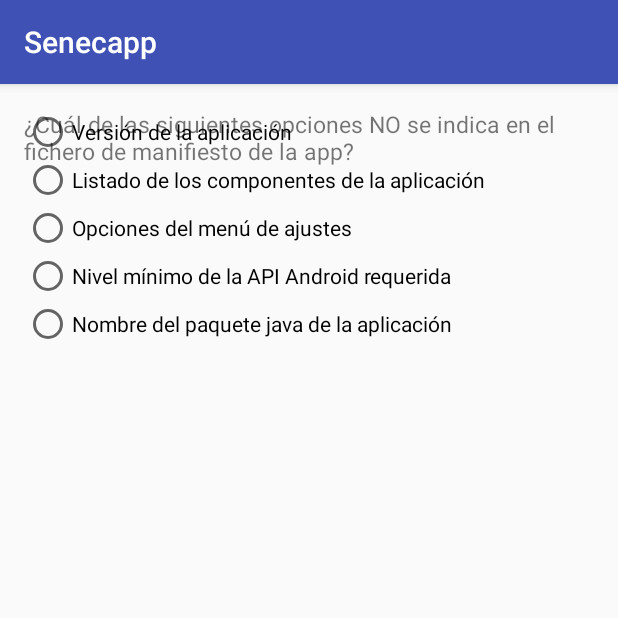
After one commit to jivalle001/SENECAPP, an Android app: the Juego2Activity screen opened directly, with no data from a screen before it, on a phone screen of 412 x 824 dp, the top half of it. The commit adds this screen. Run offline under Robolectric (Android 15) with nearby library versions, the phone set to English and light mode, and no system bars.

Commit message:
Juego 1, juego 2 y expresiones empezadas.

```diff
--- a/senecapp/app/src/main/AndroidManifest.xml
+++ b/senecapp/app/src/main/AndroidManifest.xml
@@ -32,7 +32,9 @@
         <activity android:name=".ExpresionesActivity" />
         <activity android:name=".MapasActivity" />
         <activity android:name=".AjustesActivity" />
-        <activity android:name=".Juego1Activity"></activity>
+        <activity android:name=".Juego1Activity" />
+        <activity android:name=".Juego2Activity" />
+        <activity android:name=".Expresiones1Activity"></activity>
     </application>
 
 </manifest>
--- a/senecapp/app/src/main/java/tta/intel/eus/senecapp/ActividadesActivity.java
+++ b/senecapp/app/src/main/java/tta/intel/eus/senecapp/ActividadesActivity.java
@@ -17,4 +17,9 @@ public class ActividadesActivity extends AppCompatActivity {
         Intent intent = new Intent(this,Juego1Activity.class);
         startActivity(intent);
     }
+
+    public void juego2(View view){
+        Intent intent = new Intent(this,Juego2Activity.class);
+        startActivity(intent);
+    }
 }
--- /dev/null
+++ b/senecapp/app/src/main/java/tta/intel/eus/senecapp/Juego2Activity.java
@@ -0,0 +1,69 @@
+package tta.intel.eus.senecapp;
+
+import android.graphics.Color;
+import android.support.v7.app.AppCompatActivity;
+import android.os.Bundle;
+import android.view.View;
+import android.view.ViewGroup;
+import android.widget.RadioButton;
+import android.widget.RadioGroup;
+import android.widget.TextView;
+import android.widget.Toast;
+
+public class Juego2Activity extends AppCompatActivity {
+
+    String question = "¿Cuál de las siguientes opciones NO se indica en el fichero de manifiesto de la app?";
+    String[] answers = {"Versión de la aplicación","Listado de los componentes de la aplicación","Opciones del menú de ajustes","Nivel mínimo de la API Android requerida","Nombre del paquete java de la aplicación"};
+    boolean[] corrects = {false,false,true,false,false};
+    String[] advise = {"https://www.google.es/","<html><body>The manifest describes the <b>components of the application</b>: " +
+            "the activities, services, broadcast receivers, and content providers that...",null,"http://u017633.ehu.eus:28080/static/ServidorTta/AndroidManifest.mp4","http://u017633.ehu.eus:28080/static/ServidorTta/AndroidManifest.mp4"};
+    String[] adviseType = {"text/html","text/html",null,"video/mp4","audio/mp4"};
+    int selected;
+
+    @Override
+    protected void onCreate(Bundle savedInstanceState) {
+        super.onCreate(savedInstanceState);
+        setContentView(R.layout.activity_juego2);
+
+        RadioGroup group = (RadioGroup)findViewById(R.id.test_choices);
+        TextView test_text = (TextView)findViewById(R.id.test_text);
+        test_text.setText(question);
+        for(int i=0;i<answers.length;i++) {
+            RadioButton rb = new RadioButton(this);
+            group.addView(rb);
+            rb.setText(answers[i]);
+            rb.setOnClickListener(new View.OnClickListener() {
+                @Override
+                public void onClick(View v) {
+                    findViewById(R.id.button_send_test).setVisibility(View.VISIBLE);
+                }
+            });
+        }
+    }
+    public void send (View view) {
+        int correct=0;
+        RadioGroup group = (RadioGroup)findViewById(R.id.test_choices);
+        int choices = group.getChildCount();
+        for(int i=0;i<choices;i++)
+            group.getChildAt(i).setEnabled(false);
+
+        for(int i=0;i<corrects.length;i++) {
+            if(corrects[i]==true)
+                correct=i;
+        }
+
+        ViewGroup layout = (ViewGroup)findViewById(R.id.test_layout);
+        layout.removeView(findViewById(R.id.button_send_test));
+
+        group.getChildAt(correct).setBackgroundColor(Color.GREEN);
+
+        selected = group.indexOfChild(group.findViewById(group.getCheckedRadioButtonId()));
+        if(selected!=correct) {
+            group.getChildAt(selected).setBackgroundColor(Color.RED);
+            Toast.makeText(getApplicationContext(),"¡Has fallado!",Toast.LENGTH_SHORT).show();
+        }
+        else
+            Toast.makeText(getApplicationContext(),"¡Correcto!",Toast.LENGTH_SHORT).show();
+    }
+
+}
--- a/senecapp/app/src/main/res/layout/activity_expresiones.xml
+++ b/senecapp/app/src/main/res/layout/activity_expresiones.xml
@@ -18,7 +18,8 @@
         android:layout_alignParentRight="true"
         android:layout_alignParentEnd="true"
         android:layout_alignParentLeft="true"
-        android:layout_alignParentStart="true" />
+        android:layout_alignParentStart="true"
+        android:onClick="expresiones1"/>
 
     <Button
         android:layout_width="wrap_content"
--- /dev/null
+++ b/senecapp/app/src/main/res/layout/activity_juego2.xml
@@ -0,0 +1,33 @@
+<?xml version="1.0" encoding="utf-8"?>
+<RelativeLayout xmlns:android="http://schemas.android.com/apk/res/android"
+    xmlns:tools="http://schemas.android.com/tools"
+    android:id="@+id/test_layout"
+    android:layout_width="match_parent"
+    android:layout_height="match_parent"
+    android:paddingBottom="@dimen/activity_vertical_margin"
+    android:paddingLeft="@dimen/activity_horizontal_margin"
+    android:paddingRight="@dimen/activity_horizontal_margin"
+    android:paddingTop="@dimen/activity_vertical_margin"
+    tools:context="tta.intel.eus.senecapp.Juego2Activity">
+
+    <TextView
+        android:id="@+id/test_text"
+        android:layout_width="match_parent"
+        android:layout_height="wrap_content"
+        android:textSize="15dp"/>
+
+    <RadioGroup
+        android:id="@+id/test_choices"
+        android:layout_width="match_parent"
+        android:layout_height="match_parent"
+        android:orientation="vertical">
+    </RadioGroup>
+
+    <Button
+        android:id="@+id/button_send_test"
+        android:visibility="invisible"
+        android:layout_width="match_parent"
+        android:layout_height="wrap_content"
+        android:text="ADIVINAR"
+        android:onClick="send"/>
+</RelativeLayout>
```
Also changed, not shown: senecapp/app/src/main/java/tta/intel/eus/senecapp/AudioPlayer.java (added, +116 -0 lines), senecapp/app/src/main/java/tta/intel/eus/senecapp/Expresiones1Activity.java (added, +56 -0 lines), senecapp/app/src/main/java/tta/intel/eus/senecapp/ExpresionesActivity.java (+7 -0 lines), senecapp/app/src/main/java/tta/intel/eus/senecapp/Juego1Activity.java (+22 -2 lines), senecapp/app/src/main/res/layout/activity_actividades.xml (+0 -11 lines), senecapp/app/src/main/res/layout/activity_expresiones1.xml (added, +53 -0 lines).
